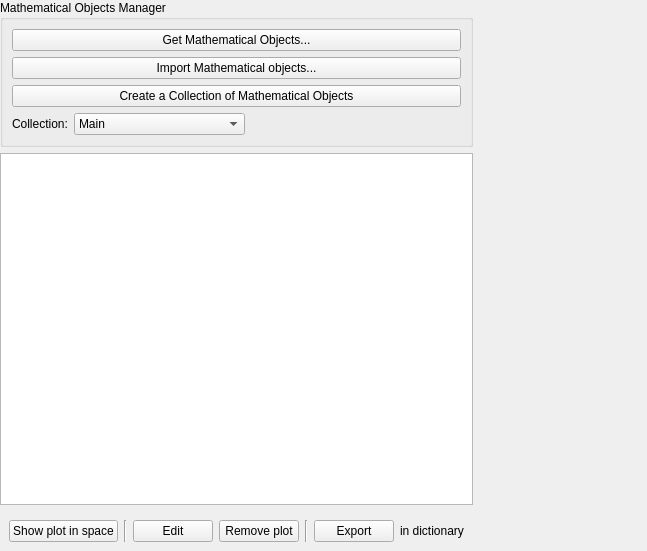
Before: the Qt Designer form src/dashboard.ui in KDE/khipu, drawn with Qt 5.
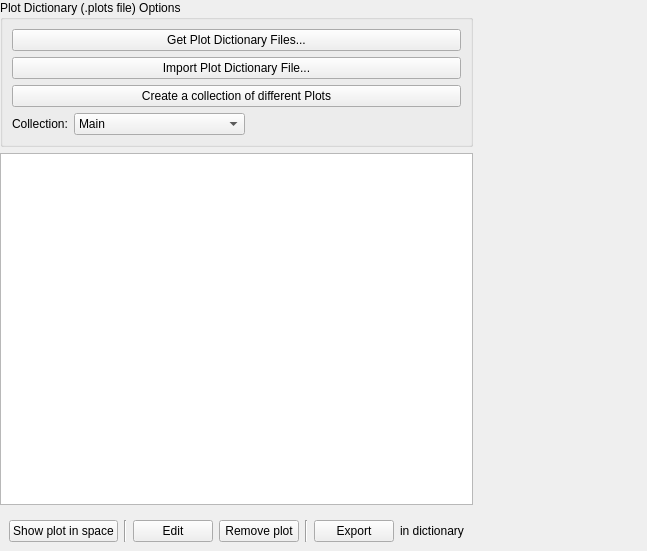
After: the same form once the commit is applied. The open tabs and pages were chosen to show the change. Icons and pictures are not drawn. Custom widgets are drawn as their Qt base class.

Commit message: Some renaming for Mathematical Objects

The edit to the form file:
```diff
--- a/src/dashboard.ui
+++ b/src/dashboard.ui
@@ -80,7 +80,7 @@
           <item>
            <widget class="QGroupBox" name="groupBox">
             <property name="title">
-             <string>Mathematical Objects Manager</string>
+             <string>Plot Dictionary (.plots file) Options</string>
             </property>
             <layout class="QVBoxLayout" name="verticalLayout_4">
              <item>
@@ -89,7 +89,7 @@
                 <string>&lt;html&gt;&lt;head/&gt;&lt;body&gt;&lt;p&gt;Download new mathematical objects from internet&lt;/p&gt;&lt;/body&gt;&lt;/html&gt;</string>
                </property>
                <property name="text">
-                <string>Get Mathematical Objects...</string>
+                <string>Get Plot Dictionary Files...</string>
                </property>
                <property name="icon">
                 <iconset theme="get-hot-new-stuff">
@@ -104,7 +104,7 @@
                 <string>&lt;html&gt;&lt;head/&gt;&lt;body&gt;&lt;p&gt;Install a dictionary from a local file&lt;/p&gt;&lt;/body&gt;&lt;/html&gt;</string>
                </property>
                <property name="text">
-                <string>Import Mathematical objects...</string>
+                <string>Import Plot Dictionary File...</string>
                </property>
                <property name="icon">
                 <iconset theme="document-import">
@@ -116,7 +116,7 @@
              <item>
               <widget class="QPushButton" name="pushButton_4">
                <property name="text">
-                <string>Create a Collection of Mathematical Objects</string>
+                <string>Create a collection of different Plots</string>
                </property>
                <property name="icon">
                 <iconset theme="document-new">
```
Left out of the diff: 2 changed lines with no effect on the pictures. The commit also changes 1 other file.
